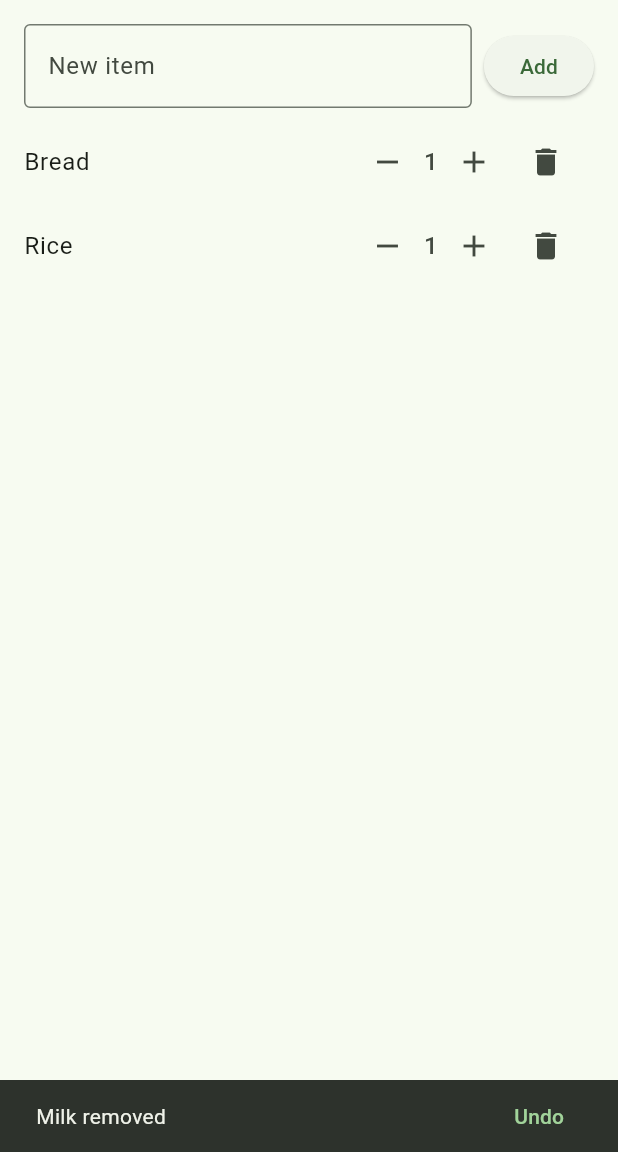
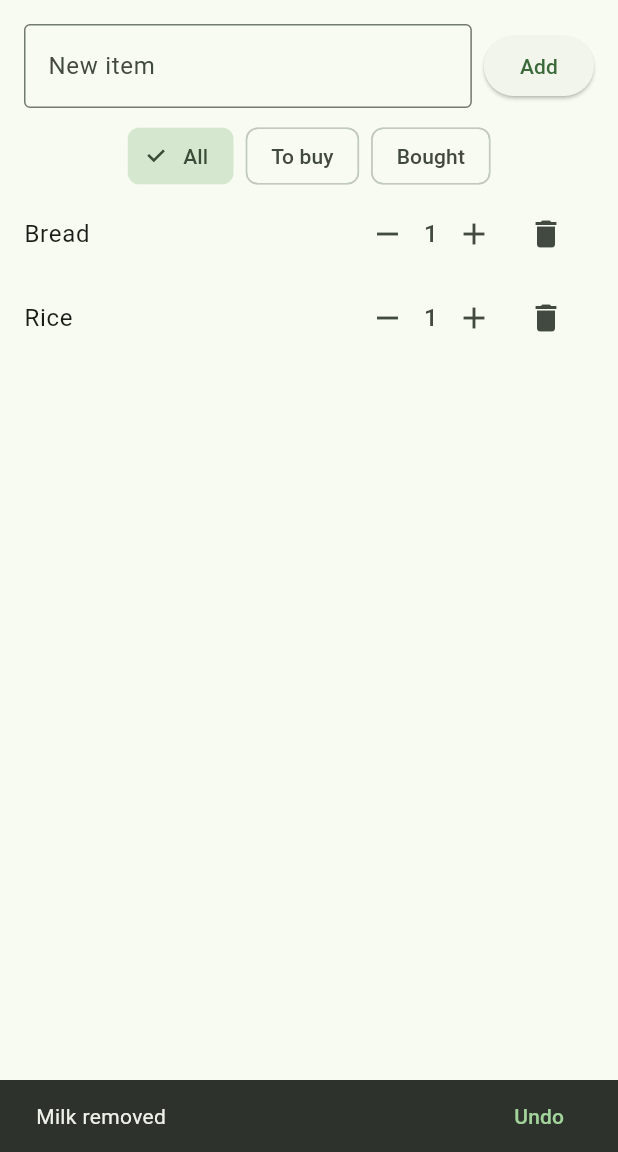
Before and after one commit to Loice-vanessa/shopping_list, a Flutter app: the screen it shows after launch, after a tap on the "delete" icon, on a phone screen of 412 x 824 dp, the part 84-1236 px from its top. Run offline on Flutter 3.47's test engine with Material 3 defaults, Android fonts, the phone set to English and light mode, and no system bars.

Commit message:
Part 5: All / To buy / Bought filters

```diff
--- a/lib/main.dart
+++ b/lib/main.dart
@@ -47,6 +47,7 @@ class _HomeScreenState extends State<HomeScreen> {
     Item(name: 'Rice'),
   ];
   final TextEditingController controller = TextEditingController();
+  String filter = 'All';
 
   @override
   void dispose() {
@@ -106,12 +107,12 @@ class _HomeScreenState extends State<HomeScreen> {
     });
   }
 
-  // Part 4: remember where the item was, and let Undo put it back
-  // in exactly the same place.
-  void deleteItem(int index) {
-    final item = items[index];
+  // Parts 4 and 5: delete the item itself (not an index), remember where it
+  // was, and let Undo put it back in exactly the same place.
+  void deleteItem(Item item) {
+    final position = items.indexOf(item);
     setState(() {
-      items.removeAt(index);
+      items.remove(item);
     });
     showMessage(
       '${item.name} removed',
@@ -119,22 +120,39 @@ class _HomeScreenState extends State<HomeScreen> {
         label: 'Undo',
         onPressed: () {
           setState(() {
-            items.insert(index <= items.length ? index : items.length, item);
+            items.insert(
+                position <= items.length ? position : items.length, item);
           });
         },
       ),
     );
   }
 
-  Widget buildList() {
+  Widget filterChip(String label) {
+    return ChoiceChip(
+      label: Text(label),
+      selected: filter == label,
+      onSelected: (_) {
+        setState(() {
+          filter = label;
+        });
+      },
+    );
+  }
+
+  Widget buildList(List<Item> shown) {
     // Part 1: a truly empty list.
     if (items.isEmpty) {
       return const Center(child: Text('Your list is empty'));
     }
+    // Part 5: the filter has nothing to show.
+    if (shown.isEmpty) {
+      return const Center(child: Text('Nothing here'));
+    }
     return ListView.builder(
-      itemCount: items.length,
+      itemCount: shown.length,
       itemBuilder: (context, index) {
-        final item = items[index];
+        final item = shown[index];
         return ListTile(
           title: Text(
             item.name,
@@ -158,7 +176,7 @@ class _HomeScreenState extends State<HomeScreen> {
               ),
               IconButton(
                 icon: const Icon(Icons.delete),
-                onPressed: () => deleteItem(index),
+                onPressed: () => deleteItem(item),
               ),
             ],
           ),
@@ -169,6 +187,18 @@ class _HomeScreenState extends State<HomeScreen> {
 
   @override
   Widget build(BuildContext context) {
+    // Part 5: never change items to filter it; build a second list instead.
+    final toBuy = items.where((item) => !item.bought).toList();
+    final bought = items.where((item) => item.bought).toList();
+    List<Item> shown;
+    if (filter == 'To buy') {
+      shown = toBuy;
+    } else if (filter == 'Bought') {
+      shown = bought;
+    } else {
+      shown = [...toBuy, ...bought];
+    }
+
     return Scaffold(
       appBar: AppBar(
         title: Text(widget.title),
@@ -195,7 +225,18 @@ class _HomeScreenState extends State<HomeScreen> {
               ],
             ),
           ),
-          Expanded(child: buildList()),
+          Padding(
+            padding: const EdgeInsets.symmetric(horizontal: 16),
+            child: Wrap(
+              spacing: 8,
+              children: [
+                filterChip('All'),
+                filterChip('To buy'),
+                filterChip('Bought'),
+              ],
+            ),
+          ),
+          Expanded(child: buildList(shown)),
         ],
       ),
     );
```
